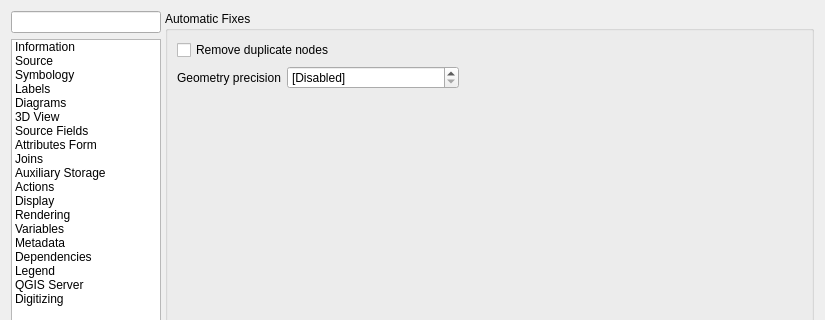
Old version of the form src/ui/qgsvectorlayerpropertiesbase.ui in the repository qgis/QGIS; both pictures show x 0 to 825 and y 0 to 320 of the 825 by 856 pixel window.
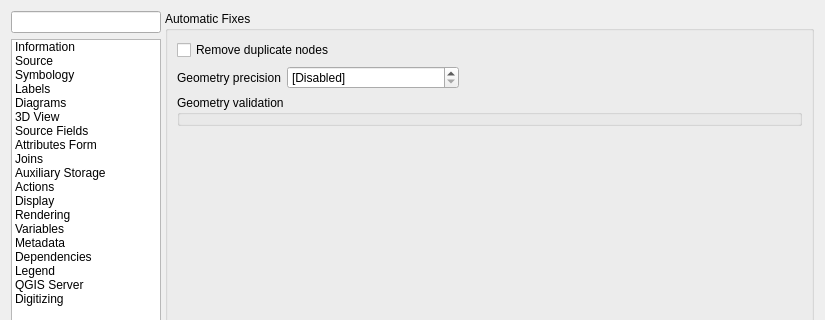
New version of the form. The open tabs and pages were chosen to show the change. Icons and pictures are not drawn. Custom widgets are drawn as their Qt base class.

Commit message: New configuration page for geometry validitiy

The edit to the form file:
```diff
--- a/src/ui/qgsvectorlayerpropertiesbase.ui
+++ b/src/ui/qgsvectorlayerpropertiesbase.ui
@@ -2407,6 +2407,13 @@
                 </item>
                </layout>
               </item>
+              <item row="2" column="0" colspan="2">
+               <widget class="QGroupBox" name="mGeometryValidationGroupBox">
+                <property name="title">
+                 <string>Geometry validation</string>
+                </property>
+               </widget>
+              </item>
              </layout>
             </widget>
            </item>
```
Left out of the diff: 6 changed lines with no effect on the pictures.
